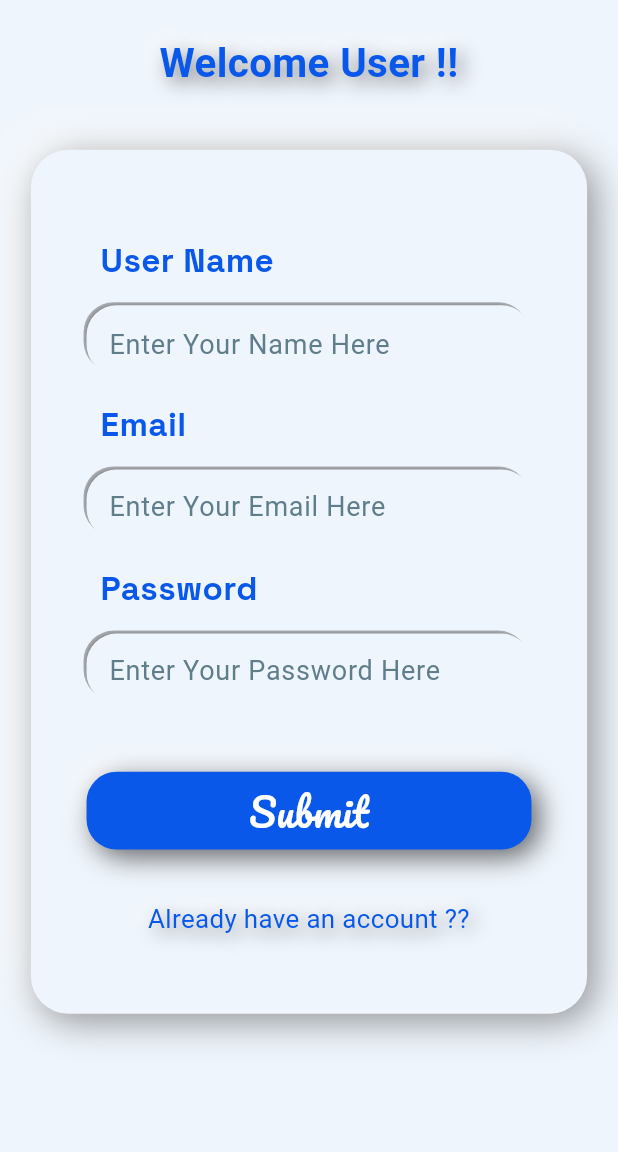
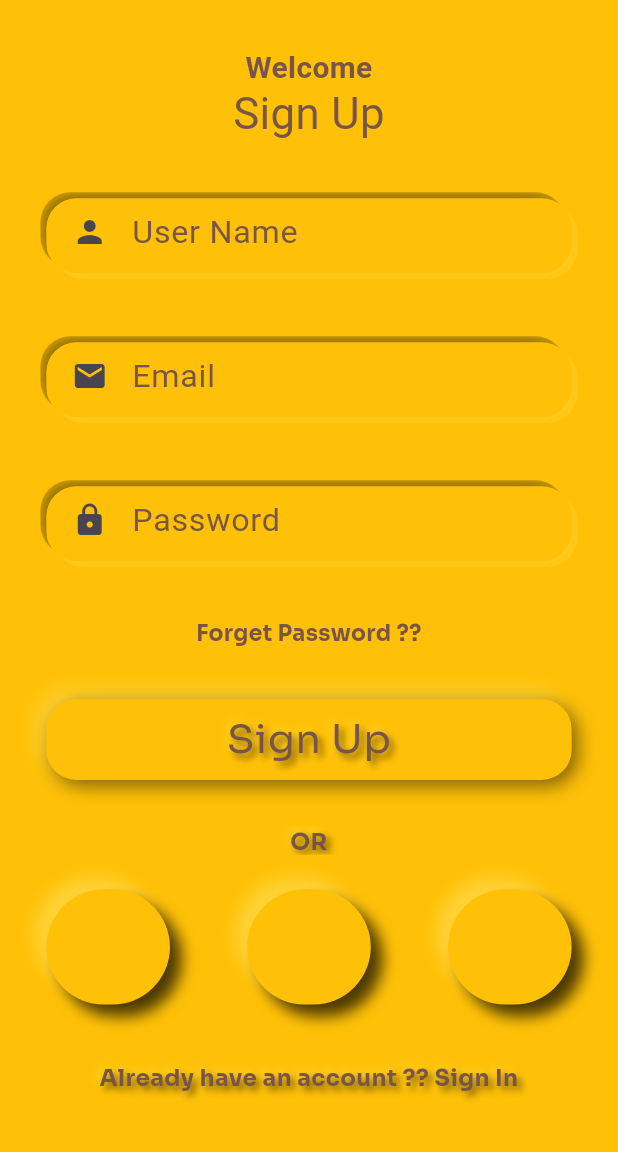
Before and after one commit to AbubakarSaddiqueKhan/sign_up_pages_designs, a Flutter app: the screen it shows after launch, on a phone screen of 412 x 824 dp, the part 84-1236 px from its top. Run offline on Flutter 3.47's test engine with Material 2 defaults, Android fonts, the light colour scheme and no system bars; our stand-ins replace google_fonts; Roboto replaces fonts that are missing (Rowdies).

Commit message:
first commit

```diff
--- a/lib/main.dart
+++ b/lib/main.dart
@@ -1,5 +1,6 @@
 import 'package:flutter/material.dart';
 import 'package:flutter_signup_pages_designs/neumorphic_blue_signup_page_design.dart';
+import 'package:flutter_signup_pages_designs/neumorphic_yellow_signup_page_design.dart';
 
 void main() {
   runApp(const MyApp());
@@ -50,7 +51,7 @@ class _MyHomePageState extends State<MyHomePage> {
       body: Center(
         child: Column(
           mainAxisAlignment: MainAxisAlignment.center,
-          children: <Widget>[NeumorphicSignUpPageDesign()],
+          children: <Widget>[NeumorphicYellowSignUpPageDesign()],
         ),
       ),
     );
--- a/lib/neumorphic_blue_signup_page_design.dart
+++ b/lib/neumorphic_blue_signup_page_design.dart
@@ -3,16 +3,16 @@ import 'dart:math';
 import 'package:flutter/material.dart';
 import 'package:google_fonts/google_fonts.dart';
 
-class NeumorphicSignUpPageDesign extends StatefulWidget {
-  const NeumorphicSignUpPageDesign({super.key});
+class NeumorphicBlueSignUpPageDesign extends StatefulWidget {
+  const NeumorphicBlueSignUpPageDesign({super.key});
 
   @override
-  State<NeumorphicSignUpPageDesign> createState() =>
-      _NeumorphicSignUpPageDesignState();
+  State<NeumorphicBlueSignUpPageDesign> createState() =>
+      _NeumorphicBlueSignUpPageDesignState();
 }
 
-class _NeumorphicSignUpPageDesignState
-    extends State<NeumorphicSignUpPageDesign> {
+class _NeumorphicBlueSignUpPageDesignState
+    extends State<NeumorphicBlueSignUpPageDesign> {
   @override
   Widget build(BuildContext context) {
     var screenSize = MediaQuery.sizeOf(context);
@@ -167,7 +167,7 @@ class _NeumorphicSignUpPageDesignState
                                 blurRadius: 7,
                                 offset: Offset(-2, -2),
                                 color: Colors.black.withOpacity(0.6),
-                                blurStyle: BlurStyle.inner)
+                                blurStyle: BlurStyle.inner),
                           ]),
                       padding: EdgeInsets.fromLTRB(15, 0, 0, 5),
                       child: TextField(
--- /dev/null
+++ b/lib/neumorphic_yellow_signup_page_design.dart
@@ -0,0 +1,377 @@
+import 'dart:math';
+
+import 'package:flutter/material.dart';
+import 'package:google_fonts/google_fonts.dart';
+
+class NeumorphicYellowSignUpPageDesign extends StatefulWidget {
+  const NeumorphicYellowSignUpPageDesign({super.key});
+
+  @override
+  State<NeumorphicYellowSignUpPageDesign> createState() =>
+      _NeumorphicYellowSignUpPageDesignState();
+}
+
+class _NeumorphicYellowSignUpPageDesignState
+    extends State<NeumorphicYellowSignUpPageDesign> {
+  @override
+  Widget build(BuildContext context) {
+    var screenSize = MediaQuery.sizeOf(context);
+    var screenWidth = screenSize.width;
+    var screenHeight = screenSize.height;
+    var clientHeight = screenHeight - kToolbarHeight;
+    return Container(
+      color: Colors.amber,
+      width: screenWidth,
+      height: clientHeight,
+      child: Column(
+        mainAxisAlignment: MainAxisAlignment.start,
+        crossAxisAlignment: CrossAxisAlignment.center,
+        children: [
+          SizedBox(
+            height: clientHeight * 0.04,
+          ),
+          SizedBox(
+            width: screenWidth * 0.8,
+            height: clientHeight * 0.032,
+            child: Text(
+              "Welcome",
+              textAlign: TextAlign.center,
+              style: TextStyle(
+                  color: Colors.brown,
+                  fontSize: clientHeight * 0.026,
+                  fontWeight: FontWeight.bold),
+            ),
+          ),
+          SizedBox(
+            width: screenWidth * 0.8,
+            height: clientHeight * 0.06,
+            child: Text(
+              "Sign Up",
+              textAlign: TextAlign.center,
+              style: GoogleFonts.rowdies(
+                color: Colors.brown,
+                fontSize: clientHeight * 0.038,
+              ),
+            ),
+          ),
+          SizedBox(
+            height: clientHeight * 0.04,
+          ),
+          SizedBox(
+            width: screenWidth * 0.85,
+            height: clientHeight * 0.065,
+            child: Container(
+              alignment: Alignment.center,
+              decoration: BoxDecoration(
+                borderRadius: BorderRadius.circular(20),
+                color: Colors.amber,
+                boxShadow: [
+                  BoxShadow(
+                      blurRadius: 10,
+                      color: Colors.black.withOpacity(0.5),
+                      blurStyle: BlurStyle.inner,
+                      offset: Offset(-4, -4)),
+                  BoxShadow(
+                      blurRadius: 10,
+                      color: Colors.amberAccent.withOpacity(0.5),
+                      blurStyle: BlurStyle.inner,
+                      offset: Offset(4, 4)),
+                ],
+              ),
+              padding: EdgeInsets.fromLTRB(5, 0, 0, 5),
+              child: TextField(
+                // textAlign: TextAlign.center,
+                cursorColor: Colors.brown,
+                cursorWidth: 5,
+                keyboardType: TextInputType.name,
+
+                textDirection: TextDirection.ltr,
+                style: TextStyle(
+                  color: Colors.brown,
+                  fontSize: clientHeight * 0.03,
+                ),
+
+                decoration: InputDecoration(
+                  border: InputBorder.none,
+                  prefixIcon: Icon(Icons.person),
+                  hintStyle: TextStyle(
+                      color: Colors.brown, fontSize: clientHeight * 0.028),
+                  hintText: "User Name",
+                ),
+              ),
+            ),
+          ),
+          SizedBox(
+            height: clientHeight * 0.06,
+          ),
+          SizedBox(
+            width: screenWidth * 0.85,
+            height: clientHeight * 0.065,
+            child: Container(
+              alignment: Alignment.center,
+              decoration: BoxDecoration(
+                borderRadius: BorderRadius.circular(20),
+                color: Colors.amber,
+                boxShadow: [
+                  BoxShadow(
+                      blurRadius: 10,
+                      color: Colors.black.withOpacity(0.5),
+                      blurStyle: BlurStyle.inner,
+                      offset: Offset(-4, -4)),
+                  BoxShadow(
+                      blurRadius: 10,
+                      color: Colors.amberAccent.withOpacity(0.5),
+                      blurStyle: BlurStyle.inner,
+                      offset: Offset(4, 4)),
+                ],
+              ),
+              padding: EdgeInsets.fromLTRB(5, 0, 0, 5),
+              child: TextField(
+                // textAlign: TextAlign.center,
+                cursorColor: Colors.brown,
+                cursorWidth: 5,
+                keyboardType: TextInputType.name,
+
+                textDirection: TextDirection.ltr,
+                style: TextStyle(
+                  color: Colors.brown,
+                  fontSize: clientHeight * 0.03,
+                ),
+
+                decoration: InputDecoration(
+                  border: InputBorder.none,
+                  prefixIcon: Icon(Icons.email),
+                  hintStyle: TextStyle(
+                      color: Colors.brown, fontSize: clientHeight * 0.028),
+                  hintText: "Email",
+                ),
+              ),
+            ),
+          ),
+          SizedBox(
+            height: clientHeight * 0.06,
+          ),
+          SizedBox(
+            width: screenWidth * 0.85,
+            height: clientHeight * 0.065,
+            child: Container(
+              alignment: Alignment.center,
+              decoration: BoxDecoration(
+                borderRadius: BorderRadius.circular(20),
+                color: Colors.amber,
+                boxShadow: [
+                  BoxShadow(
+                      blurRadius: 10,
+                      color: Colors.black.withOpacity(0.5),
+                      blurStyle: BlurStyle.inner,
+                      offset: Offset(-4, -4)),
+                  BoxShadow(
+                      blurRadius: 10,
+                      color: Colors.amberAccent.withOpacity(0.5),
+                      blurStyle: BlurStyle.inner,
+                      offset: Offset(4, 4)),
+                ],
+              ),
+              padding: EdgeInsets.fromLTRB(5, 0, 0, 5),
+              child: TextField(
+                // textAlign: TextAlign.center,
+                cursorColor: Colors.brown,
+                cursorWidth: 5,
+                keyboardType: TextInputType.name,
+
+                textDirection: TextDirection.ltr,
+                style: TextStyle(
+                  color: Colors.brown,
+                  fontSize: clientHeight * 0.03,
+                ),
+
+                decoration: InputDecoration(
+                  border: InputBorder.none,
+                  prefixIcon: Icon(Icons.lock),
+                  hintStyle: TextStyle(
+                      color: Colors.brown, fontSize: clientHeight * 0.028),
+                  hintText: "Password",
+                ),
+              ),
+            ),
+          ),
+          SizedBox(
+            height: clientHeight * 0.05,
+          ),
+          SizedBox(
+            width: screenWidth * 0.8,
+            height: clientHeight * 0.07,
+            child: Text("Forget Password ??",
+                textAlign: TextAlign.center,
+                style: GoogleFonts.sora(
+                    color: Colors.brown,
+                    fontSize: clientHeight * 0.019,
+                    fontWeight: FontWeight.bold)),
+          ),
+          SizedBox(
+            width: screenWidth * 0.85,
+            height: clientHeight * 0.07,
+            child: Container(
+              alignment: Alignment.center,
+              decoration: BoxDecoration(
+                  color: Colors.amber,
+                  borderRadius: BorderRadius.circular(20),
+                  boxShadow: [
+                    BoxShadow(
+                        blurRadius: 10,
+                        color: Colors.amberAccent.withOpacity(0.8),
+                        // blurStyle: BlurStyle.inner,
+                        offset: Offset(-6, -6)),
+                    BoxShadow(
+                        blurRadius: 10,
+                        color: Colors.black.withOpacity(0.5),
+                        // blurStyle: BlurStyle.inner,
+                        offset: Offset(4, 4)),
+                  ]),
+              child: Text("Sign Up",
+                  textAlign: TextAlign.center,
+                  style: GoogleFonts.sora(
+                      color: Colors.brown,
+                      fontSize: clientHeight * 0.035,
+                      shadows: [
+                        BoxShadow(
+                            blurRadius: 6,
+                            color: Colors.amberAccent.withOpacity(0.5),
+                            // blurStyle: BlurStyle.inner,
+                            offset: Offset(-3, -3)),
+                        BoxShadow(
+                            blurRadius: 6,
+                            color: Colors.black.withOpacity(0.5),
+                            // blurStyle: BlurStyle.inner,
+                            offset: Offset(3, 3)),
+                      ]),
+                  textDirection: TextDirection.ltr),
+            ),
+          ),
+          SizedBox(
+            height: clientHeight * 0.04,
+          ),
+          SizedBox(
+            height: clientHeight * 0.025,
+            width: screenWidth * 0.85,
+            child: Text("OR",
+                textAlign: TextAlign.center,
+                style: GoogleFonts.sora(
+                    color: Colors.brown,
+                    fontSize: clientHeight * 0.02,
+                    fontWeight: FontWeight.bold,
+                    shadows: [
+                      BoxShadow(
+                          blurRadius: 6,
+                          color: Colors.amberAccent.withOpacity(0.5),
+                          // blurStyle: BlurStyle.inner,
+                          offset: Offset(-3, -3)),
+                      BoxShadow(
+                          blurRadius: 6,
+                          color: Colors.black.withOpacity(0.5),
+                          // blurStyle: BlurStyle.inner,
+                          offset: Offset(3, 3)),
+                    ]),
+                textDirection: TextDirection.ltr),
+          ),
+          SizedBox(
+            height: clientHeight * 0.03,
+          ),
+          SizedBox(
+            width: screenWidth * 0.85,
+            height: clientHeight * 0.1,
+            child: Row(
+              mainAxisAlignment: MainAxisAlignment.spaceBetween,
+              crossAxisAlignment: CrossAxisAlignment.center,
+              children: [
+                SizedBox(
+                  width: screenWidth * 0.2,
+                  height: screenWidth * 0.2,
+                  child: Container(
+                    decoration: BoxDecoration(
+                        color: Colors.amber,
+                        borderRadius: BorderRadius.circular(360),
+                        boxShadow: [
+                          BoxShadow(
+                              blurRadius: 8,
+                              color: Colors.amberAccent.withOpacity(0.8),
+                              offset: Offset(-8, -8)),
+                          BoxShadow(
+                              blurRadius: 8,
+                              color: Colors.black.withOpacity(0.7),
+                              offset: Offset(8, 8))
+                        ]),
+                  ),
+                ),
+                SizedBox(
+                  width: screenWidth * 0.2,
+                  height: screenWidth * 0.2,
+                  child: Container(
+                    decoration: BoxDecoration(
+                        color: Colors.amber,
+                        borderRadius: BorderRadius.circular(360),
+                        boxShadow: [
+                          BoxShadow(
+                              blurRadius: 8,
+                              color: Colors.amberAccent.withOpacity(0.8),
+                              offset: Offset(-8, -8)),
+                          BoxShadow(
+                              blurRadius: 8,
+                              color: Colors.black.withOpacity(0.7),
+                              offset: Offset(8, 8))
+                        ]),
+                  ),
+                ),
+                SizedBox(
+                  width: screenWidth * 0.2,
+                  height: screenWidth * 0.2,
+                  child: Container(
+                    decoration: BoxDecoration(
+                        color: Colors.amber,
+                        borderRadius: BorderRadius.circular(360),
+                        boxShadow: [
+                          BoxShadow(
+                              blurRadius: 8,
+                              color: Colors.amberAccent.withOpacity(0.8),
+                              offset: Offset(-8, -8)),
+                          BoxShadow(
+                              blurRadius: 8,
+                              color: Colors.black.withOpacity(0.7),
+                              offset: Offset(8, 8))
+                        ]),
+                  ),
+                )
+              ],
+            ),
+          ),
+          SizedBox(
+            height: clientHeight * 0.05,
+          ),
+          SizedBox(
+            height: clientHeight * 0.03,
+            width: screenWidth * 0.85,
+            child: Text("Already have an account ?? Sign In ",
+                textAlign: TextAlign.center,
+                style: GoogleFonts.sora(
+                    color: Colors.brown,
+                    fontSize: clientHeight * 0.02,
+                    fontWeight: FontWeight.bold,
+                    shadows: [
+                      BoxShadow(
+                          blurRadius: 6,
+                          color: Colors.amberAccent.withOpacity(0.5),
+                          // blurStyle: BlurStyle.inner,
+                          offset: Offset(-3, -3)),
+                      BoxShadow(
+                          blurRadius: 6,
+                          color: Colors.black.withOpacity(0.5),
+                          // blurStyle: BlurStyle.inner,
+                          offset: Offset(3, 3)),
+                    ]),
+                textDirection: TextDirection.ltr),
+          ),
+        ],
+      ),
+    );
+  }
+}
```
